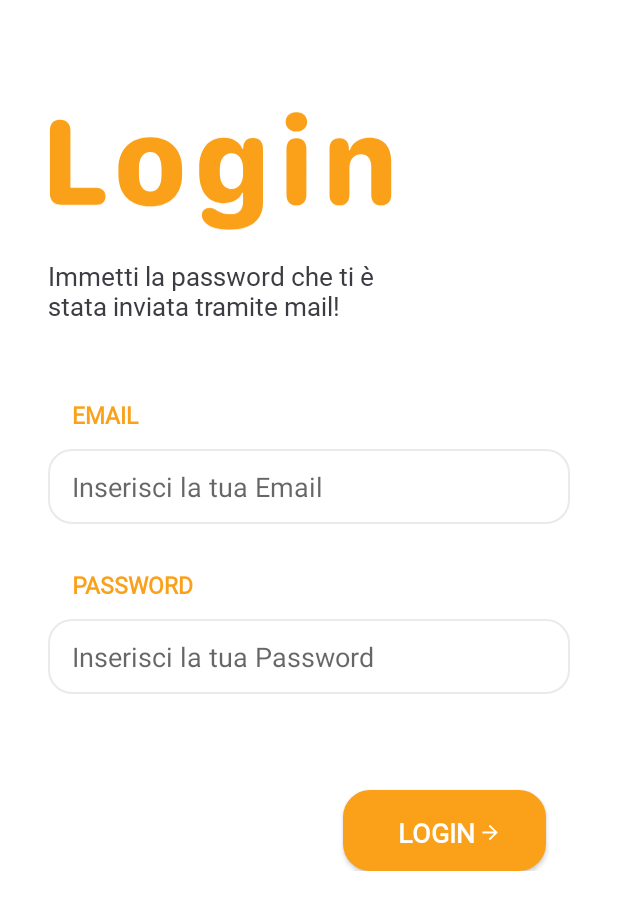
After one commit to Chriss1618/ProgettoINGSW, an Android app: the layout fragment__login.xml on its own in the app's theme, with its tools: preview values and no code run, on a phone screen of 412 x 824 dp. The commit adds this screen. Shown: the top 910 px of the screen. Run offline under Robolectric (Android 15) with nearby library versions, the phone set to English and light mode, and no system bars.

Commit message:
[Codice Android] Modifica Login : Aggiunto Fragment Manager

```diff
--- a/Codice/Android/Ratatouille/app/build.gradle
+++ b/Codice/Android/Ratatouille/app/build.gradle
@@ -33,6 +33,7 @@ dependencies {
     implementation 'androidx.appcompat:appcompat:1.5.0'
     implementation 'com.google.android.material:material:1.6.1'
     implementation 'androidx.constraintlayout:constraintlayout:2.1.4'
+    implementation 'androidx.legacy:legacy-support-v4:1.0.0'
     testImplementation 'junit:junit:4.+'
     androidTestImplementation 'androidx.test.ext:junit:1.1.3'
     androidTestImplementation 'androidx.test.espresso:espresso-core:3.4.0'
--- a/Codice/Android/Ratatouille/app/src/main/AndroidManifest.xml
+++ b/Codice/Android/Ratatouille/app/src/main/AndroidManifest.xml
@@ -8,7 +8,7 @@
         android:roundIcon="@mipmap/ic_launcher_round"
         android:supportsRtl="true"
         android:theme="@style/Theme.Ratatouille">
-        <activity android:name=".Schermate.Activity_Login">
+        <activity android:name=".Schermate.Login.Activity_Login">
             <intent-filter>
                 <action android:name="android.intent.action.MAIN" />
 
--- /dev/null
+++ b/Codice/Android/Ratatouille/app/src/main/res/layout/fragment__login.xml
@@ -0,0 +1,146 @@
+<?xml version="1.0" encoding="utf-8"?>
+<androidx.constraintlayout.widget.ConstraintLayout xmlns:android="http://schemas.android.com/apk/res/android"
+    xmlns:tools="http://schemas.android.com/tools"
+    android:layout_width="match_parent"
+    android:layout_height="match_parent"
+    xmlns:app="http://schemas.android.com/apk/res-auto"
+    tools:context=".Schermate.Login.Fragments.Fragment_Login">
+
+    <!-- TODO: Update blank fragment layout -->
+    <LinearLayout
+        android:id="@+id/linear_layout_login"
+        android:layout_width="match_parent"
+        android:layout_height="0dp"
+
+        android:orientation="vertical"
+        android:paddingStart="32dp"
+        android:paddingTop="64dp"
+        android:paddingEnd="32dp"
+        app:layout_constraintEnd_toEndOf="parent"
+        app:layout_constraintStart_toStartOf="parent"
+        app:layout_constraintTop_toTopOf="parent">
+        <ImageView
+            android:layout_width="230dp"
+            android:layout_height="100dp"
+            android:src="@drawable/ic_login"
+            />
+
+        <TextView
+            android:layout_width="240dp"
+            android:layout_height="wrap_content"
+
+            android:layout_marginTop="8dp"
+            android:fontFamily="@font/sf_compact_rounded_bold"
+            android:text="@string/under_login"
+            android:textColor="@color/SoftBlack"
+            android:textSize="17sp"
+
+
+            app:layout_constraintStart_toStartOf="parent"
+            app:layout_constraintTop_toTopOf="parent" />
+
+        <TextView
+            android:layout_width="wrap_content"
+            android:layout_height="wrap_content"
+
+            android:layout_marginTop="50dp"
+            android:fontFamily="@font/sf_compact_rounded_bold"
+            android:text="@string/email"
+
+            android:textColor="@color/MainColor"
+            android:textSize="15sp"
+            android:textStyle="bold"
+
+            android:layout_marginStart="16dp"
+            app:layout_constraintStart_toStartOf="parent"
+            app:layout_constraintTop_toTopOf="parent" />
+
+        <EditText
+            android:id="@+id/edit_text_email"
+            android:layout_width="match_parent"
+            android:layout_height="50dp"
+
+            android:layout_marginTop="12dp"
+            android:autofillHints=""
+
+            android:background="@drawable/background_edit_text_stroke"
+            android:ems="10"
+            android:hint="@string/inserisci_la_tua_email"
+
+            android:inputType="textEmailAddress"
+            android:paddingStart="16dp"
+
+            android:text=""
+            android:textColor="@color/SoftBlack"
+
+            android:textColorLink="@color/MainColor"
+            android:textCursorDrawable="@color/MainColor"
+            app:layout_constraintStart_toStartOf="parent"
+            app:layout_constraintTop_toBottomOf="@+id/DirettiveUtenteTV" />
+
+        <TextView
+            android:layout_width="wrap_content"
+            android:layout_height="wrap_content"
+
+            android:layout_marginTop="30dp"
+            android:fontFamily="@font/sf_compact_rounded_bold"
+            android:text="@string/password"
+
+            android:textColor="@color/MainColor"
+            android:textSize="15sp"
+            android:textStyle="bold"
+
+            android:layout_marginStart="16dp"
+            app:layout_constraintStart_toStartOf="parent"
+            app:layout_constraintTop_toTopOf="parent" />
+
+        <EditText
+            android:id="@+id/edit_text_password"
+            android:layout_width="match_parent"
+            android:layout_height="50dp"
+
+            android:layout_marginTop="12dp"
+            android:autofillHints=""
+
+            android:background="@drawable/background_edit_text_stroke"
+            android:ems="10"
+            android:hint="@string/inserisci_la_tua_password"
+
+            android:inputType="textPassword"
+            android:paddingStart="16dp"
+
+            android:text=""
+            android:textColor="@color/SoftBlack"
+
+            android:textColorLink="@color/MainColor"
+            android:textCursorDrawable="@color/MainColor"
+            app:layout_constraintStart_toStartOf="parent"
+            app:layout_constraintTop_toBottomOf="@+id/DirettiveUtenteTV" />
+
+        <android.widget.Button
+            android:id="@+id/CreateEventBT"
+            android:layout_width="wrap_content"
+            android:layout_height="wrap_content"
+            android:layout_gravity="end"
+            android:layout_marginTop="64dp"
+            android:layout_marginEnd="16dp"
+
+            android:background="@drawable/background_button_main"
+
+            android:drawableEnd="@drawable/ic_arrow_forward"
+            android:fontFamily="@font/sf_compact_rounded"
+            android:paddingStart="36dp"
+            android:paddingTop="16dp"
+            android:paddingEnd="32dp"
+
+            android:paddingBottom="13dp"
+            android:text="@string/login"
+            android:textColor="@color/white"
+            android:textSize="18sp"
+
+            android:textStyle="bold" />
+
+
+    </LinearLayout>
+
+</androidx.constraintlayout.widget.ConstraintLayout>
--- a/Codice/Android/Ratatouille/app/src/main/res/values/strings.xml
+++ b/Codice/Android/Ratatouille/app/src/main/res/values/strings.xml
@@ -6,4 +6,6 @@
     <string name="inserisci_la_tua_email">Inserisci la tua Email</string>
     <string name="password">PASSWORD</string>
     <string name="inserisci_la_tua_password">Inserisci la tua Password</string>
+    <!-- TODO: Remove or change this placeholder text -->
+    <string name="hello_blank_fragment">Hello blank fragment</string>
 </resources>
```
Also changed, not shown: Codice/Android/Ratatouille/app/src/main/java/com/ratatouille/Managers/Manager_LoginFragments.java (added, +114 -0 lines), Codice/Android/Ratatouille/app/src/main/java/com/ratatouille/Schermate/Login/Activity_Login.java (renamed from Codice/Android/Ratatouille/app/src/main/java/com/ratatouille/Schermate/Activity_Login.java, +17 -5 lines), Codice/Android/Ratatouille/app/src/main/java/com/ratatouille/Schermate/Login/Fragments/Fragment_ConfirmPassword.java (added, +66 -0 lines), Codice/Android/Ratatouille/app/src/main/java/com/ratatouille/Schermate/Login/Fragments/Fragment_Login.java (added, +66 -0 lines), Codice/Android/Ratatouille/app/src/main/res/layout/activity_main.xml (+12 -143 lines), Codice/Android/Ratatouille/app/src/main/res/layout/fragment__confirm_password.xml (added, +14 -0 lines).
